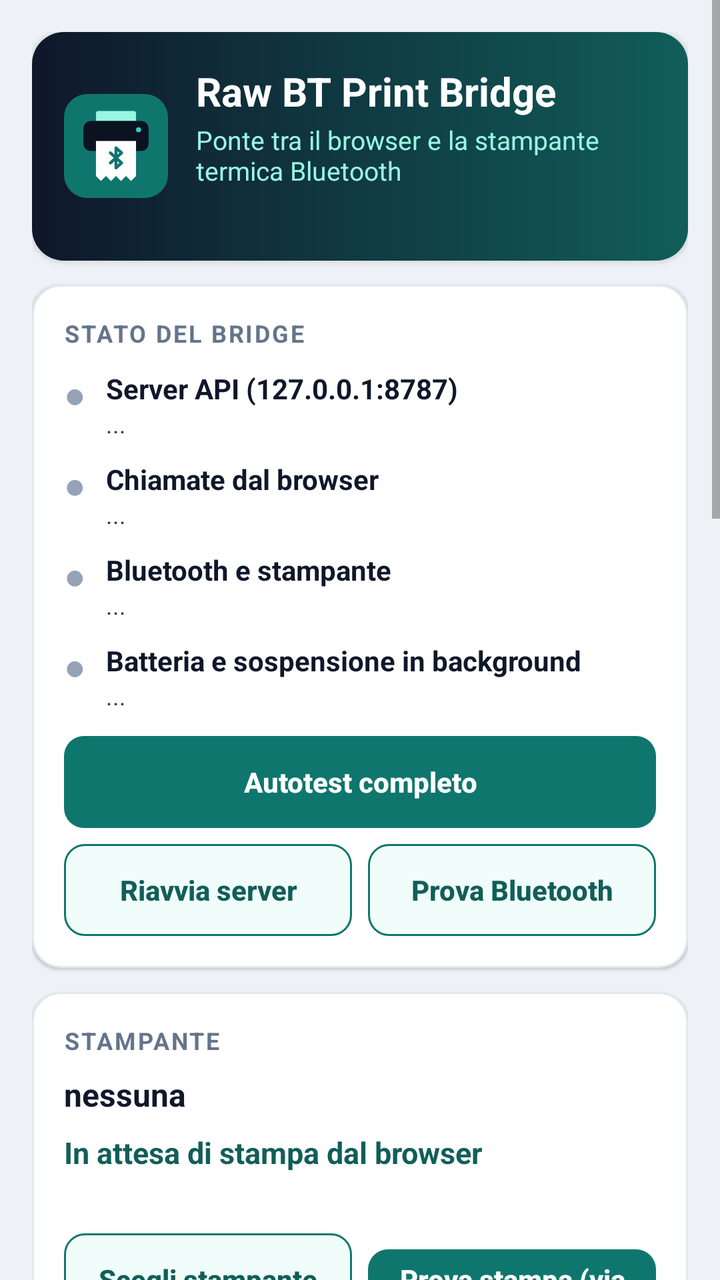
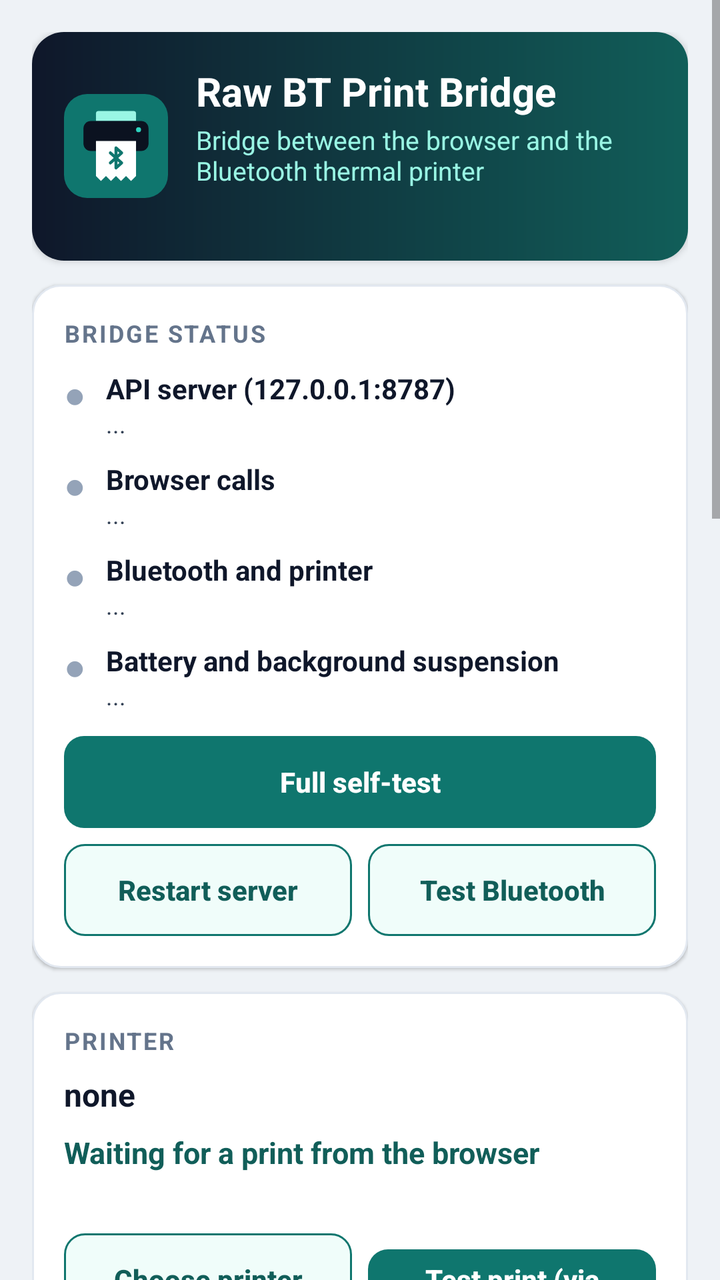

Before-and-after screenshots of an Android layout around one commit, followed by the original layout XML and the change that was made.
<!-- AndroidManifest.xml: application theme AppTheme -->
<!-- res/layout/activity_main.xml -->
<?xml version="1.0" encoding="utf-8"?>
<ScrollView xmlns:android="http://schemas.android.com/apk/res/android"
    android:layout_width="match_parent"
    android:layout_height="match_parent"
    android:background="@color/background"
    android:fillViewport="true"
    android:fitsSystemWindows="true">


<LinearLayout
    android:layout_width="match_parent"
    android:layout_height="wrap_content"
    android:focusable="true"
    android:focusableInTouchMode="true"
    android:orientation="vertical"
    android:padding="16dp">

    
    <LinearLayout
        android:layout_width="match_parent"
        android:layout_height="wrap_content"
        android:background="@drawable/bg_header"
        android:elevation="2dp"
        android:gravity="center_vertical"
        android:orientation="horizontal"
        android:padding="16dp">

        <ImageView
            android:layout_width="52dp"
            android:layout_height="52dp"
            android:contentDescription="@string/app_name"
            android:src="@drawable/ic_logo" />

        <LinearLayout
            android:layout_width="0dp"
            android:layout_height="wrap_content"
            android:layout_marginStart="14dp"
            android:layout_weight="1"
            android:orientation="vertical">

            <TextView
                android:layout_width="match_parent"
                android:layout_height="wrap_content"
                android:text="@string/app_name"
                android:textColor="@color/surface"
                android:textSize="20sp"
                android:textStyle="bold" />

            <TextView
                android:layout_width="match_parent"
                android:layout_height="wrap_content"
                android:layout_marginTop="2dp"
                android:text="Ponte tra il browser e la stampante termica Bluetooth"
                android:textColor="@color/brand_mint"
                android:textSize="13sp" />

            <TextView
                android:id="@+id/version"
                android:layout_width="match_parent"
                android:layout_height="wrap_content"
                android:layout_marginTop="4dp"
                android:alpha="0.75"
                android:fontFamily="monospace"
                android:textColor="@color/surface"
                android:textSize="12sp" />
        </LinearLayout>
    </LinearLayout>

    
    <LinearLayout style="@style/BridgeCard">

        <TextView
            style="@style/BridgeCardTitle"
            android:text="Stato del bridge" />

        <LinearLayout
            android:layout_width="match_parent"
            android:layout_height="wrap_content"
            android:layout_marginTop="10dp"
            android:orientation="horizontal">

            <TextView
                android:id="@+id/healthServerDot"
                style="@style/BridgeDot" />

            <LinearLayout
                android:layout_width="0dp"
                android:layout_height="wrap_content"
                android:layout_marginStart="10dp"
                android:layout_weight="1"
                android:orientation="vertical">

                <TextView
                    style="@style/BridgeRowTitle"
                    android:text="Server API (127.0.0.1:8787)" />

                <TextView
                    android:id="@+id/healthServerText"
                    style="@style/BridgeRowText"
                    android:text="..." />
            </LinearLayout>
        </LinearLayout>

        <LinearLayout
            android:layout_width="match_parent"
            android:layout_height="wrap_content"
            android:layout_marginTop="10dp"
            android:orientation="horizontal">

            <TextView
                android:id="@+id/healthCallsDot"
                style="@style/BridgeDot" />

            <LinearLayout
                android:layout_width="0dp"
                android:layout_height="wrap_content"
                android:layout_marginStart="10dp"
                android:layout_weight="1"
                android:orientation="vertical">

                <TextView
                    style="@style/BridgeRowTitle"
                    android:text="Chiamate dal browser" />

                <TextView
                    android:id="@+id/healthCallsText"
                    style="@style/BridgeRowText"
                    android:text="..." />
            </LinearLayout>
        </LinearLayout>

        <LinearLayout
            android:layout_width="match_parent"
            android:layout_height="wrap_content"
            android:layout_marginTop="10dp"
            android:orientation="horizontal">

            <TextView
                android:id="@+id/healthBtDot"
                style="@style/BridgeDot" />

            <LinearLayout
                android:layout_width="0dp"
                android:layout_height="wrap_content"
                android:layout_marginStart="10dp"
                android:layout_weight="1"
                android:orientation="vertical">

                <TextView
                    style="@style/BridgeRowTitle"
                    android:text="Bluetooth e stampante" />

                <TextView
                    android:id="@+id/healthBtText"
                    style="@style/BridgeRowText"
                    android:text="..." />
            </LinearLayout>
        </LinearLayout>

        <LinearLayout
            android:layout_width="match_parent"
            android:layout_height="wrap_content"
            android:layout_marginTop="10dp"
            android:orientation="horizontal">

            <TextView
                android:id="@+id/healthPowerDot"
                style="@style/BridgeDot" />

            <LinearLayout
                android:layout_width="0dp"
                android:layout_height="wrap_content"
                android:layout_marginStart="10dp"
                android:layout_weight="1"
                android:orientation="vertical">

                <TextView
                    style="@style/BridgeRowTitle"
                    android:text="Batteria e sospensione in background" />

                <TextView
                    android:id="@+id/healthPowerText"
                    style="@style/BridgeRowText"
                    android:text="..." />
            </LinearLayout>
        </LinearLayout>

        <Button
            android:id="@+id/btnFixPower"
            style="@style/BridgeButton"
            android:layout_width="match_parent"
            android:layout_height="wrap_content"
            android:layout_marginTop="12dp"
            android:text="Risolvi"
            android:visibility="gone" />

        <Button
            android:id="@+id/btnSelfTest"
            style="@style/BridgeButton"
            android:layout_width="match_parent"
            android:layout_height="wrap_content"
            android:layout_marginTop="12dp"
            android:text="Autotest completo" />

        <LinearLayout
            android:layout_width="match_parent"
            android:layout_height="wrap_content"
            android:layout_marginTop="8dp"
            android:orientation="horizontal">

            <Button
                android:id="@+id/btnRestartServer"
                style="@style/BridgeButtonSecondary"
                android:layout_width="0dp"
                android:layout_height="wrap_content"
                android:layout_weight="1"
                android:text="Riavvia server" />

            <Button
                android:id="@+id/btnProbeBt"
                style="@style/BridgeButtonSecondary"
                android:layout_width="0dp"
                android:layout_height="wrap_content"
                android:layout_marginStart="8dp"
                android:layout_weight="1"
                android:text="Prova Bluetooth" />
        </LinearLayout>
    </LinearLayout>

    
    <LinearLayout style="@style/BridgeCard">

        <TextView
            style="@style/BridgeCardTitle"
            android:text="Stampante" />

        <TextView
            android:id="@+id/device"
            style="@style/BridgeValue"
            android:layout_marginTop="8dp"
            android:text="nessuna" />

        <TextView
            android:id="@+id/state"
            android:layout_width="match_parent"
            android:layout_height="wrap_content"
            android:layout_marginTop="8dp"
            android:text="In attesa di stampa dal browser"
            android:textColor="@color/brand_teal_dark"
            android:textSize="15sp"
            android:textStyle="bold" />

        <TextView
            android:id="@+id/detail"
            style="@style/BridgeRowText"
            android:layout_marginTop="2dp"
            android:text="" />

        <LinearLayout
            android:layout_width="match_parent"
            android:layout_height="wrap_content"
            android:layout_marginTop="12dp"
            android:orientation="horizontal">

            <Button
                android:id="@+id/btnPick"
                style="@style/BridgeButtonSecondary"
                android:layout_width="0dp"
                android:layout_height="wrap_content"
                android:layout_weight="1"
                android:text="Scegli stampante" />

            <Button
                android:id="@+id/btnTest"
                style="@style/BridgeButton"
                android:layout_width="0dp"
                android:layout_height="wrap_content"
                android:layout_marginStart="8dp"
                android:layout_weight="1"
                android:text="Prova stampa (via API)" />
        </LinearLayout>

        <Button
            android:id="@+id/btnForget"
            style="@style/BridgeButtonSecondary"
            android:layout_width="match_parent"
            android:layout_height="wrap_content"
            android:layout_marginTop="8dp"
            android:text="Dimentica stampante" />
    </LinearLayout>

    
    <LinearLayout style="@style/BridgeCard">

        <TextView
            style="@style/BridgeCardTitle"
            android:text="Indirizzi di prova" />

        <TextView
            style="@style/BridgeRowText"
            android:layout_marginTop="4dp"
            android:text="Da aprire in Chrome sul tablet. «Copia» li mette negli appunti." />

        <LinearLayout
            android:id="@+id/urlList"
            android:layout_width="match_parent"
            android:layout_height="wrap_content"
            android:orientation="vertical" />
    </LinearLayout>

    
    <LinearLayout style="@style/BridgeCard">

        <TextView
            style="@style/BridgeCardTitle"
            android:text="Carta e logo dello scontrino" />

        <TextView
            style="@style/BridgeLabel"
            android:layout_marginTop="8dp"
            android:text="Larghezza carta" />

        <TextView
            android:id="@+id/paperValue"
            style="@style/BridgeValue"
            android:text="58 mm (32 colonne)" />

        <LinearLayout
            android:layout_width="match_parent"
            android:layout_height="wrap_content"
            android:layout_marginTop="6dp"
            android:orientation="horizontal">

            <Button
                android:id="@+id/paper58"
                style="@style/BridgeButtonSecondary"
                android:layout_width="0dp"
                android:layout_height="wrap_content"
                android:layout_weight="1"
                android:text="58 mm (32)" />

            <Button
                android:id="@+id/paper80"
                style="@style/BridgeButtonSecondary"
                android:layout_width="0dp"
                android:layout_height="wrap_content"
                android:layout_marginStart="8dp"
                android:layout_weight="1"
                android:text="80 mm (48)" />
        </LinearLayout>

        <TextView
            style="@style/BridgeLabel"
            android:layout_marginTop="12dp"
            android:text="Logo in testa allo scontrino (anche via API: POST /config)" />

        <TextView
            android:id="@+id/logoStatus"
            style="@style/BridgeValue"
            android:text="nessuno" />

        <LinearLayout
            android:layout_width="match_parent"
            android:layout_height="wrap_content"
            android:layout_marginTop="6dp"
            android:orientation="horizontal">

            <Button
                android:id="@+id/btnLogoUrl"
                style="@style/BridgeButtonSecondary"
                android:layout_width="0dp"
                android:layout_height="wrap_content"
                android:layout_weight="1"
                android:text="Da URL" />

            <Button
                android:id="@+id/btnLogoFile"
                style="@style/BridgeButtonSecondary"
                android:layout_width="0dp"
                android:layout_height="wrap_content"
                android:layout_marginStart="8dp"
                android:layout_weight="1"
                android:text="Da file" />

            <Button
                android:id="@+id/btnLogoClear"
                style="@style/BridgeButtonSecondary"
                android:layout_width="0dp"
                android:layout_height="wrap_content"
                android:layout_marginStart="8dp"
                android:layout_weight="1"
                android:text="Rimuovi" />
        </LinearLayout>
    </LinearLayout>

    
    <LinearLayout style="@style/BridgeCard">

        <LinearLayout
            android:layout_width="match_parent"
            android:layout_height="wrap_content"
            android:gravity="center_vertical"
            android:orientation="horizontal">

            <TextView
                style="@style/BridgeCardTitle"
                android:layout_width="0dp"
                android:layout_weight="1"
                android:text="Registro" />

            <Button
                android:id="@+id/btnCopyLog"
                style="@style/BridgeButtonSmallSecondary"
                android:layout_width="wrap_content"
                android:layout_height="wrap_content"
                android:text="Copia" />
        </LinearLayout>

        <TextView
            style="@style/BridgeRowText"
            android:layout_marginTop="2dp"
            android:text="Comprende le chiamate ricevute mentre l’app era in background." />

        
        <ScrollView
            android:id="@+id/logScroll"
            android:layout_width="match_parent"
            android:layout_height="280dp"
            android:layout_marginTop="8dp"
            android:background="@drawable/bg_log"
            android:nestedScrollingEnabled="true"
            android:padding="10dp">

            <TextView
                android:id="@+id/log"
                android:layout_width="match_parent"
                android:layout_height="wrap_content"
                android:fontFamily="monospace"
                android:text="pronto.\n"
                android:textColor="@color/log_text"
                android:textIsSelectable="true"
                android:textSize="12sp" />
        </ScrollView>
    </LinearLayout>

    <Button
        android:id="@+id/btnBack"
        style="@style/BridgeButton"
        android:layout_width="match_parent"
        android:layout_height="wrap_content"
        android:layout_marginTop="16dp"
        android:text="Torna al browser" />
</LinearLayout>
</ScrollView>
<!-- resources referenced by this layout -->
<resources>
  <color name="background">#EEF2F6</color>
  <color name="brand_mint">#99F6E4</color>
  <color name="brand_teal_dark">#115E59</color>
  <color name="log_text">#A7F3D0</color>
  <color name="surface">#FFFFFF</color>
  <!-- drawable bg_log (drawable) -->
  <?xml version="1.0" encoding="utf-8"?>
  <shape xmlns:android="http://schemas.android.com/apk/res/android" android:shape="rectangle">
      <solid android:color="@color/log_background" />
      <corners android:radius="10dp" />
  </shape>
  <string name="app_name">Raw BT Print Bridge</string>
  <style name="BridgeButtonSecondary" parent="BridgeButton">
          <item name="android:background">@drawable/bg_button_secondary</item>
          <item name="android:textColor">@color/brand_teal_dark</item>
      </style>
  <style name="BridgeButtonSmallSecondary" parent="BridgeButtonSmall">
          <item name="android:background">@drawable/bg_button_secondary</item>
          <item name="android:textColor">@color/brand_teal_dark</item>
      </style>
  <style name="BridgeLabel">
          <item name="android:layout_width">match_parent</item>
          <item name="android:layout_height">wrap_content</item>
          <item name="android:textColor">@color/ink_muted</item>
          <item name="android:textSize">12sp</item>
      </style>
  <color name="ink">#0F172A</color>
  <color name="log_background">#0B1220</color>
  <color name="ink_muted">#64748B</color>
  <color name="status_unknown">#94A3B8</color>
  <color name="ink_soft">#334155</color>
  <color name="brand_teal">#0F766E</color>
  <color name="disabled">#94A3B8</color>
  <color name="surface_alt">#F8FAFC</color>
  <color name="brand_teal_soft">#F0FDFA</color>
  <color name="divider">#E2E8F0</color>
  <!-- unchanged entries left out for length: 14 -->
</resources>

<!-- the commit's change to res/layout/activity_main.xml (unified diff, before → after) -->
@@ -50,7 +50,7 @@
                 android:layout_width="match_parent"
                 android:layout_height="wrap_content"
                 android:layout_marginTop="2dp"
-                android:text="Ponte tra il browser e la stampante termica Bluetooth"
+                android:text="@string/ui_header_tagline"
                 android:textColor="@color/brand_mint"
                 android:textSize="13sp" />
 
@@ -71,7 +71,7 @@
 
         <TextView
             style="@style/BridgeCardTitle"
-            android:text="Stato del bridge" />
+            android:text="@string/ui_status_title" />
 
         <LinearLayout
             android:layout_width="match_parent"
@@ -92,7 +92,7 @@
 
                 <TextView
                     style="@style/BridgeRowTitle"
-                    android:text="Server API (127.0.0.1:8787)" />
+                    android:text="@string/ui_health_server_title" />
 
                 <TextView
                     android:id="@+id/healthServerText"
@@ -120,7 +120,7 @@
 
                 <TextView
                     style="@style/BridgeRowTitle"
-                    android:text="Chiamate dal browser" />
+                    android:text="@string/ui_health_calls_title" />
 
                 <TextView
                     android:id="@+id/healthCallsText"
@@ -148,7 +148,7 @@
 
                 <TextView
                     style="@style/BridgeRowTitle"
-                    android:text="Bluetooth e stampante" />
+                    android:text="@string/ui_health_bt_title" />
 
                 <TextView
                     android:id="@+id/healthBtText"
@@ -176,7 +176,7 @@
 
                 <TextView
                     style="@style/BridgeRowTitle"
-                    android:text="Batteria e sospensione in background" />
+                    android:text="@string/ui_health_power_title" />
 
                 <TextView
                     android:id="@+id/healthPowerText"
@@ -191,7 +191,7 @@
             android:layout_width="match_parent"
             android:layout_height="wrap_content"
             android:layout_marginTop="12dp"
-            android:text="Risolvi"
+            android:text="@string/ui_btn_fix_power"
             android:visibility="gone" />
 
         <Button
@@ -200,7 +200,7 @@
             android:layout_width="match_parent"
             android:layout_height="wrap_content"
             android:layout_marginTop="12dp"
-            android:text="Autotest completo" />
+            android:text="@string/ui_btn_self_test" />
 
         <LinearLayout
             android:layout_width="match_parent"
@@ -214,7 +214,7 @@
                 android:layout_width="0dp"
                 android:layout_height="wrap_content"
                 android:layout_weight="1"
-                android:text="Riavvia server" />
+                android:text="@string/ui_btn_restart_server" />
 
             <Button
                 android:id="@+id/btnProbeBt"
@@ -223,7 +223,7 @@
                 android:layout_height="wrap_content"
                 android:layout_marginStart="8dp"
                 android:layout_weight="1"
-                android:text="Prova Bluetooth" />
+                android:text="@string/ui_btn_probe_bt" />
         </LinearLayout>
     </LinearLayout>
 
@@ -232,20 +232,20 @@
 
         <TextView
             style="@style/BridgeCardTitle"
-            android:text="Stampante" />
+            android:text="@string/ui_printer_title" />
 
         <TextView
             android:id="@+id/device"
             style="@style/BridgeValue"
             android:layout_marginTop="8dp"
-            android:text="nessuna" />
+            android:text="@string/ui_printer_device_none" />
 
         <TextView
             android:id="@+id/state"
             android:layout_width="match_parent"
             android:layout_height="wrap_content"
             android:layout_marginTop="8dp"
-            android:text="In attesa di stampa dal browser"
+            android:text="@string/ui_printer_state_waiting"
             android:textColor="@color/brand_teal_dark"
             android:textSize="15sp"
             android:textStyle="bold" />
@@ -268,7 +268,7 @@
                 android:layout_width="0dp"
                 android:layout_height="wrap_content"
                 android:layout_weight="1"
-                android:text="Scegli stampante" />
+                android:text="@string/ui_btn_pick_printer" />
 
             <Button
                 android:id="@+id/btnTest"
@@ -277,7 +277,7 @@
                 android:layout_height="wrap_content"
                 android:layout_marginStart="8dp"
                 android:layout_weight="1"
-                android:text="Prova stampa (via API)" />
+                android:text="@string/ui_btn_test_print" />
         </LinearLayout>
 
         <Button
@@ -286,7 +286,7 @@
             android:layout_width="match_parent"
             android:layout_height="wrap_content"
             android:layout_marginTop="8dp"
-            android:text="Dimentica stampante" />
+            android:text="@string/ui_btn_forget_printer" />
     </LinearLayout>
 
     
@@ -294,12 +294,12 @@
 
         <TextView
             style="@style/BridgeCardTitle"
-            android:text="Indirizzi di prova" />
+            android:text="@string/ui_urls_title" />
 
         <TextView
             style="@style/BridgeRowText"
             android:layout_marginTop="4dp"
-            android:text="Da aprire in Chrome sul tablet. «Copia» li mette negli appunti." />
+            android:text="@string/ui_urls_hint" />
 
         <LinearLayout
             android:id="@+id/urlList"
@@ -313,17 +313,17 @@
 
         <TextView
             style="@style/BridgeCardTitle"
-            android:text="Carta e logo dello scontrino" />
+            android:text="@string/ui_paper_logo_title" />
 
         <TextView
             style="@style/BridgeLabel"
             android:layout_marginTop="8dp"
-            android:text="Larghezza carta" />
+            android:text="@string/ui_paper_width_label" />
 
         <TextView
             android:id="@+id/paperValue"
             style="@style/BridgeValue"
-            android:text="58 mm (32 colonne)" />
+            android:text="@string/ui_paper_value_default" />
 
         <LinearLayout
             android:layout_width="match_parent"
@@ -337,7 +337,7 @@
                 android:layout_width="0dp"
                 android:layout_height="wrap_content"
                 android:layout_weight="1"
-                android:text="58 mm (32)" />
+                android:text="@string/ui_btn_paper_58" />
 
             <Button
                 android:id="@+id/paper80"
@@ -346,18 +346,18 @@
                 android:layout_height="wrap_content"
                 android:layout_marginStart="8dp"
                 android:layout_weight="1"
-                android:text="80 mm (48)" />
+                android:text="@string/ui_btn_paper_80" />
         </LinearLayout>
 
         <TextView
             style="@style/BridgeLabel"
             android:layout_marginTop="12dp"
-            android:text="Logo in testa allo scontrino (anche via API: POST /config)" />
+            android:text="@string/ui_logo_label" />
 
         <TextView
             android:id="@+id/logoStatus"
             style="@style/BridgeValue"
-            android:text="nessuno" />
+            android:text="@string/ui_logo_none" />
 
         <LinearLayout
             android:layout_width="match_parent"
@@ -371,7 +371,7 @@
                 android:layout_width="0dp"
                 android:layout_height="wrap_content"
                 android:layout_weight="1"
-                android:text="Da URL" />
+                android:text="@string/ui_btn_logo_url" />
 
             <Button
                 android:id="@+id/btnLogoFile"
@@ -380,7 +380,7 @@
                 android:layout_height="wrap_content"
                 android:layout_marginStart="8dp"
                 android:layout_weight="1"
-                android:text="Da file" />
+                android:text="@string/ui_btn_logo_file" />
 
             <Button
                 android:id="@+id/btnLogoClear"
@@ -389,7 +389,7 @@
                 android:layout_height="wrap_content"
                 android:layout_marginStart="8dp"
                 android:layout_weight="1"
-                android:text="Rimuovi" />
+                android:text="@string/ui_btn_logo_clear" />
         </LinearLayout>
     </LinearLayout>
 
@@ -406,20 +406,20 @@
                 style="@style/BridgeCardTitle"
                 android:layout_width="0dp"
                 android:layout_weight="1"
-                android:text="Registro" />
+                android:text="@string/ui_log_title" />
 
             <Button
                 android:id="@+id/btnCopyLog"
                 style="@style/BridgeButtonSmallSecondary"
                 android:layout_width="wrap_content"
                 android:layout_height="wrap_content"
-                android:text="Copia" />
+                android:text="@string/ui_btn_copy_log" />
         </LinearLayout>
 
         <TextView
             style="@style/BridgeRowText"
             android:layout_marginTop="2dp"
-            android:text="Comprende le chiamate ricevute mentre l’app era in background." />
+            android:text="@string/ui_log_hint" />
 
         
         <ScrollView
@@ -436,7 +436,7 @@
                 android:layout_width="match_parent"
                 android:layout_height="wrap_content"
                 android:fontFamily="monospace"
-                android:text="pronto.\n"
+                android:text="@string/ui_log_ready"
                 android:textColor="@color/log_text"
                 android:textIsSelectable="true"
                 android:textSize="12sp" />
@@ -449,6 +449,6 @@
         android:layout_width="match_parent"
         android:layout_height="wrap_content"
         android:layout_marginTop="16dp"
-        android:text="Torna al browser" />
+        android:text="@string/ui_btn_back" />
 </LinearLayout>
 </ScrollView>
<!-- resource entries referenced after the edit -->
@@ -11,7 +11,40 @@
       <solid android:color="@color/log_background" />
       <corners android:radius="10dp" />
   </shape>
-  <string name="app_name">Raw BT Print Bridge</string>
+  <string name="app_name" translatable="false">Raw BT Print Bridge</string>
+  <string name="ui_btn_back">Back to browser</string>
+  <string name="ui_btn_copy_log">Copy</string>
+  <string name="ui_btn_fix_power">Fix</string>
+  <string name="ui_btn_forget_printer">Forget printer</string>
+  <string name="ui_btn_logo_clear">Remove</string>
+  <string name="ui_btn_logo_file">From file</string>
+  <string name="ui_btn_logo_url">From URL</string>
+  <string name="ui_btn_paper_58">58 mm (32)</string>
+  <string name="ui_btn_paper_80">80 mm (48)</string>
+  <string name="ui_btn_pick_printer">Choose printer</string>
+  <string name="ui_btn_probe_bt">Test Bluetooth</string>
+  <string name="ui_btn_restart_server">Restart server</string>
+  <string name="ui_btn_self_test">Full self-test</string>
+  <string name="ui_btn_test_print">Test print (via API)</string>
+  <string name="ui_header_tagline">Bridge between the browser and the Bluetooth thermal printer</string>
+  <string name="ui_health_bt_title">Bluetooth and printer</string>
+  <string name="ui_health_calls_title">Browser calls</string>
+  <string name="ui_health_power_title">Battery and background suspension</string>
+  <string name="ui_health_server_title">API server (127.0.0.1:8787)</string>
+  <string name="ui_log_hint">Includes calls received while the app was in the background.</string>
+  <string name="ui_log_ready">"ready.\n"</string>
+  <string name="ui_log_title">Log</string>
+  <string name="ui_logo_label">Logo at the top of the receipt (also via API: POST /config)</string>
+  <string name="ui_logo_none">none</string>
+  <string name="ui_paper_logo_title">Receipt paper and logo</string>
+  <string name="ui_paper_value_default">58 mm (32 columns)</string>
+  <string name="ui_paper_width_label">Paper width</string>
+  <string name="ui_printer_device_none">none</string>
+  <string name="ui_printer_state_waiting">Waiting for a print from the browser</string>
+  <string name="ui_printer_title">Printer</string>
+  <string name="ui_status_title">Bridge status</string>
+  <string name="ui_urls_hint">Open them in Chrome on the tablet. “Copy” puts them on the clipboard.</string>
+  <string name="ui_urls_title">Test addresses</string>
   <style name="BridgeButtonSecondary" parent="BridgeButton">
           <item name="android:background">@drawable/bg_button_secondary</item>
           <item name="android:textColor">@color/brand_teal_dark</item>
